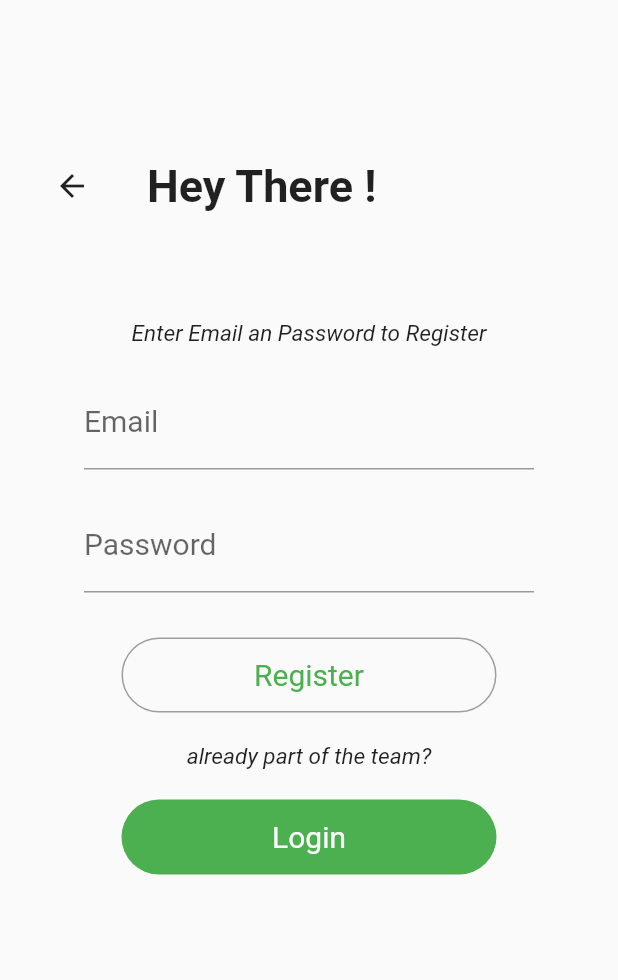
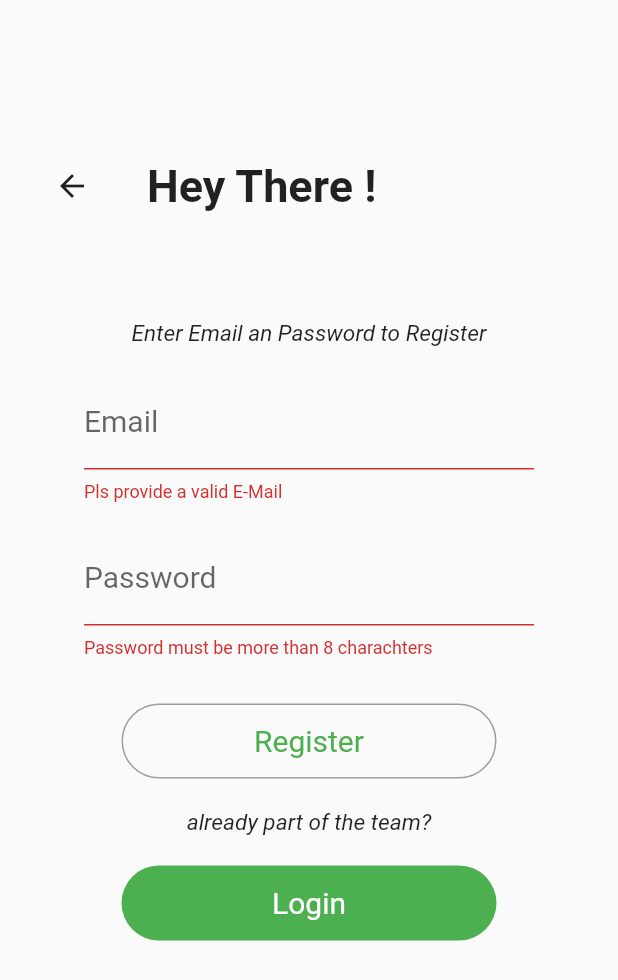
Before and after one commit to xenomech/DocSpot, a Flutter app: the Register screen opened directly, after a tap on "Register", on a phone screen of 412 x 824 dp. Shown: the top 980 px of the screen. Run offline on Flutter 3.47's test engine with Material 2 defaults, Android fonts, the phone set to English and light mode, and no system bars; our stand-ins replace firebase_auth; accounts and stored records are empty.

Commit message:
✔ Register user done!

```diff
--- a/lib/Screens/Authenticate/Register.dart
+++ b/lib/Screens/Authenticate/Register.dart
@@ -1,4 +1,5 @@
 import 'package:flutter/material.dart';
+import 'package:sreevaidyanatham/Services/auth.dart';
 
 class Register extends StatefulWidget {
   Register({Key key}) : super(key: key);
@@ -11,14 +12,16 @@ class _RegisterState extends State<Register> {
   // TextField setup
   String email = '';
   String password = '';
+  String error = '';
+
+  final AuthService _auth = AuthService();
+  final _formKey = GlobalKey<FormState>();
 
   @override
   Widget build(BuildContext context) {
     return Scaffold(
       body: SingleChildScrollView(
-        child: Stack(
-          children: <Widget>[
-            Column(
+        child: Column(
           children: <Widget>[
             Padding(
               padding: const EdgeInsets.only(top: 100.0, left: 10.0),
@@ -33,8 +36,8 @@ class _RegisterState extends State<Register> {
                   ),
                   Text(
                     "Hey There !",
-                        style: TextStyle(
-                            fontSize: 30.0, fontWeight: FontWeight.bold),
+                    style:
+                        TextStyle(fontSize: 30.0, fontWeight: FontWeight.bold),
                   ),
                 ],
               ),
@@ -54,7 +57,14 @@ class _RegisterState extends State<Register> {
                     SizedBox(
                       height: 20,
                     ),
-                        TextField(
+                    Form(
+                        key: _formKey,
+                        child: Column(
+                          children: <Widget>[
+                            TextFormField(
+                              validator: (value) => value.contains('.com')
+                                  ? null
+                                  : 'Pls provide a valid E-Mail',
                               onChanged: (value) {
                                 setState(() => email = value);
                               },
@@ -68,7 +78,10 @@ class _RegisterState extends State<Register> {
                             SizedBox(
                               height: 20,
                             ),
-                        TextField(
+                            TextFormField(
+                              validator: (value) => value.length > 8
+                                  ? null
+                                  : 'Password must be more than 8 charachters',
                               onChanged: (value) {
                                 setState(() => password = value);
                               },
@@ -83,7 +96,16 @@ class _RegisterState extends State<Register> {
                             SizedBox(height: 30.0),
                             InkWell(
                               borderRadius: BorderRadius.circular(30.0),
-                          onTap: () {},
+                              onTap: () async {
+                                if (_formKey.currentState.validate()) {
+                                  dynamic result =
+                                      await _auth.registerwithEmailandPassword(
+                                          email, password);
+                                  if (result != null) {
+                                    Navigator.pop(context);
+                                  }
+                                }
+                              },
                               child: Ink(
                                   height: 50,
                                   width: 250,
@@ -130,6 +152,9 @@ class _RegisterState extends State<Register> {
                                         fontSize: 20.0, color: Colors.white),
                                   ),
                                 ),
+                              ),
+                            ),
+                          ],
                         )),
                   ],
                 ),
@@ -137,8 +162,6 @@ class _RegisterState extends State<Register> {
             )
           ],
         ),
-          ],
-        ),
       ),
     );
   }
--- a/lib/Screens/wrapper.dart
+++ b/lib/Screens/wrapper.dart
@@ -2,8 +2,8 @@ import 'package:flutter/material.dart';
 import 'package:provider/provider.dart';
 import 'package:sreevaidyanatham/Models/user.dart';
 import 'package:sreevaidyanatham/Screens/Authenticate/Authenticate.dart';
-import 'package:sreevaidyanatham/Screens/Authenticate/Register.dart';
-import 'package:sreevaidyanatham/Screens/Authenticate/Sign_in.dart';
+// import 'package:sreevaidyanatham/Screens/Authenticate/Register.dart';
+// import 'package:sreevaidyanatham/Screens/Authenticate/Sign_in.dart';
 import 'package:sreevaidyanatham/Screens/Home/Home.dart';
 
 class Wrapper extends StatelessWidget {
@@ -13,7 +13,7 @@ class Wrapper extends StatelessWidget {
     //return wether home or authenticate!
     // return Authenticate();
     if (user == null) {
-      return Signin();
+      return Authenticate();
     } else {
       return Home();
     }
```
Also changed, not shown: lib/Screens/Authenticate/Sign_in.dart (+24 -4 lines), lib/Services/auth.dart (+13 -1 lines). Lines whose indentation alone changed are shown as unchanged.
